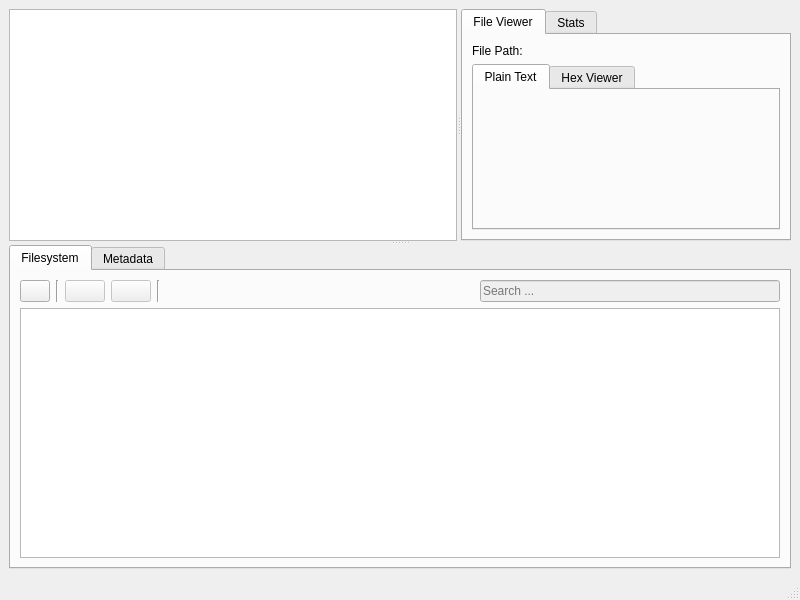
The window that src/ui/windows/mainwindow.ui (davidferrei/nomen) describes before a commit, drawn with Qt 5.
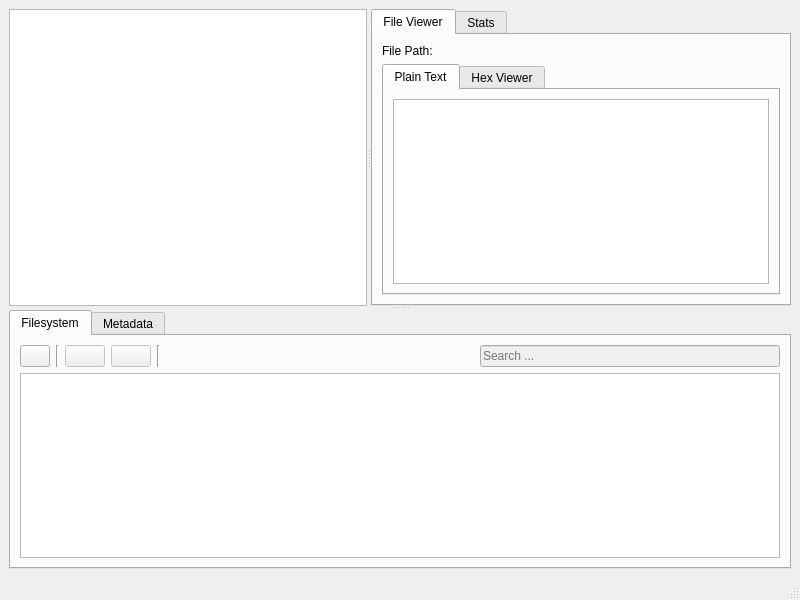
The same window after the commit. Icons and pictures are not drawn.

Commit message: PlainText Viewer Setup

Patch:
```diff
--- a/src/ui/windows/mainwindow.ui
+++ b/src/ui/windows/mainwindow.ui
@@ -68,6 +68,42 @@
                <attribute name="title">
                 <string>Plain Text</string>
                </attribute>
+               <layout class="QVBoxLayout" name="verticalLayout_plainText">
+                <item>
+                 <widget class="QPlainTextEdit" name="plainTextView">
+                  <property name="sizePolicy">
+                   <sizepolicy hsizetype="Expanding" vsizetype="Expanding">
+                    <horstretch>0</horstretch>
+                    <verstretch>0</verstretch>
+                   </sizepolicy>
+                  </property>
+                  <property name="frameShape">
+                   <enum>QFrame::Shape::StyledPanel</enum>
+                  </property>
+                  <property name="midLineWidth">
+                   <number>0</number>
+                  </property>
+                  <property name="documentTitle">
+                   <string notr="true"/>
+                  </property>
+                  <property name="undoRedoEnabled">
+                   <bool>false</bool>
+                  </property>
+                  <property name="lineWrapMode">
+                   <enum>QPlainTextEdit::LineWrapMode::NoWrap</enum>
+                  </property>
+                  <property name="readOnly">
+                   <bool>true</bool>
+                  </property>
+                  <property name="plainText">
+                   <string notr="true"/>
+                  </property>
+                  <property name="textInteractionFlags">
+                   <set>Qt::TextInteractionFlag::TextSelectableByKeyboard|Qt::TextInteractionFlag::TextSelectableByMouse</set>
+                  </property>
+                 </widget>
+                </item>
+               </layout>
               </widget>
               <widget class="QWidget" name="hexViewerTab">
                <attribute name="title">
```
The commit also changes 7 other files.
